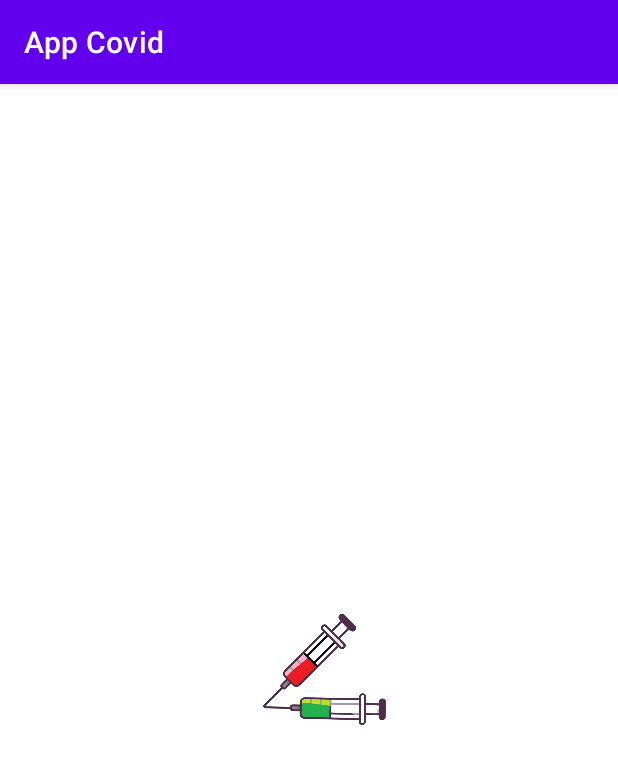
After one commit to facutarcaya/android_tevacuno, an Android app: the GameActivity screen opened directly, with no data from a screen before it, on a phone screen of 412 x 824 dp. The commit adds this screen. Shown: the top 764 px of the screen. Run offline under Robolectric (Android 15) with nearby library versions, the phone set to English and light mode, and no system bars.

Commit message:
Agregar imagenes

```diff
--- a/MiCovid/app/src/main/java/com/example/micovid/actividadprincipal/MainActivity.java
+++ b/MiCovid/app/src/main/java/com/example/micovid/actividadprincipal/MainActivity.java
@@ -5,9 +5,7 @@ import androidx.appcompat.app.AppCompatActivity;
 import android.content.Intent;
 import android.os.Bundle;
 import android.view.View;
-import android.widget.EditText;
 
-import com.example.micovid.DisplayMessageActivity;
 import com.example.micovid.R;
 import com.example.micovid.login.LoginActivity;
 import com.example.micovid.registrar.RegistrarActivity;
--- /dev/null
+++ b/MiCovid/app/src/main/java/com/example/micovid/juego/GameActivity.java
@@ -0,0 +1,18 @@
+package com.example.micovid.juego;
+
+import androidx.appcompat.app.AppCompatActivity;
+
+import android.content.Intent;
+import android.os.Bundle;
+
+import com.example.micovid.R;
+import com.example.micovid.login.LoginActivity;
+
+public class GameActivity extends AppCompatActivity {
+
+    @Override
+    protected void onCreate(Bundle savedInstanceState) {
+        super.onCreate(savedInstanceState);
+        setContentView(R.layout.activity_game);
+    }
+}
--- /dev/null
+++ b/MiCovid/app/src/main/res/layout/activity_game.xml
@@ -0,0 +1,29 @@
+<?xml version="1.0" encoding="utf-8"?>
+<androidx.constraintlayout.widget.ConstraintLayout xmlns:android="http://schemas.android.com/apk/res/android"
+    xmlns:app="http://schemas.android.com/apk/res-auto"
+    xmlns:tools="http://schemas.android.com/tools"
+    android:layout_width="match_parent"
+    android:layout_height="match_parent"
+    tools:context=".juego.GameActivity">
+
+    <ImageView
+        android:id="@+id/imageViewJeringaRoja"
+        android:layout_width="114dp"
+        android:layout_height="190dp"
+        app:layout_constraintBottom_toBottomOf="parent"
+        app:layout_constraintEnd_toEndOf="parent"
+        app:layout_constraintStart_toStartOf="parent"
+        app:layout_constraintTop_toTopOf="parent"
+        app:srcCompat="@drawable/vacuna_roja_png" />
+
+    <ImageView
+        android:id="@+id/imageViewJeringaVerde"
+        android:layout_width="113dp"
+        android:layout_height="190dp"
+        android:layout_marginStart="13dp"
+        android:layout_marginTop="32dp"
+        android:rotation="46"
+        app:layout_constraintStart_toStartOf="@+id/imageViewJeringaRoja"
+        app:layout_constraintTop_toTopOf="@+id/imageViewJeringaRoja"
+        app:srcCompat="@drawable/vacuna_verde_png" />
+</androidx.constraintlayout.widget.ConstraintLayout>
--- a/MiCovid/app/src/main/res/values/strings.xml
+++ b/MiCovid/app/src/main/res/values/strings.xml
@@ -13,4 +13,5 @@
     <string name="button_cancelar">Cancelar</string>
     <string name="text_completar_datos_reg">Complete sus datos para registrarse</string>
     <string name="button_login">Iniciar sesión</string>
+    <string name="button_jugar">Jugar</string>
 </resources>
```
Also changed, not shown: MiCovid/app/src/main/AndroidManifest.xml (+4 -3 lines), MiCovid/app/src/main/java/com/example/micovid/DisplayMessageActivity.java (deleted, +0 -23 lines), MiCovid/app/src/main/java/com/example/micovid/asincronico/AsincroTaskLogin.java (+10 -2 lines), MiCovid/app/src/main/java/com/example/micovid/asincronico/AsincroTaskRegistrar.java (+8 -2 lines), MiCovid/app/src/main/java/com/example/micovid/login/LoginActivity.java (+8 -73 lines), MiCovid/app/src/main/java/com/example/micovid/pantallaprincipal/PantallaInicioActivity.java (added, +27 -0 lines), MiCovid/app/src/main/java/com/example/micovid/registrar/RegistrarActivity.java (+46 -11 lines), MiCovid/app/src/main/res/layout/activity_display_message.xml (deleted, +0 -35 lines), MiCovid/app/src/main/res/layout/activity_main.xml (+0 -10 lines), MiCovid/app/src/main/res/layout/activity_pantalla_inicio.xml (added, +19 -0 lines), MiCovid/app/src/main/res/drawable/vacuna_roja_png.png (added), MiCovid/app/src/main/res/drawable/vacuna_verde_png.png (added).
